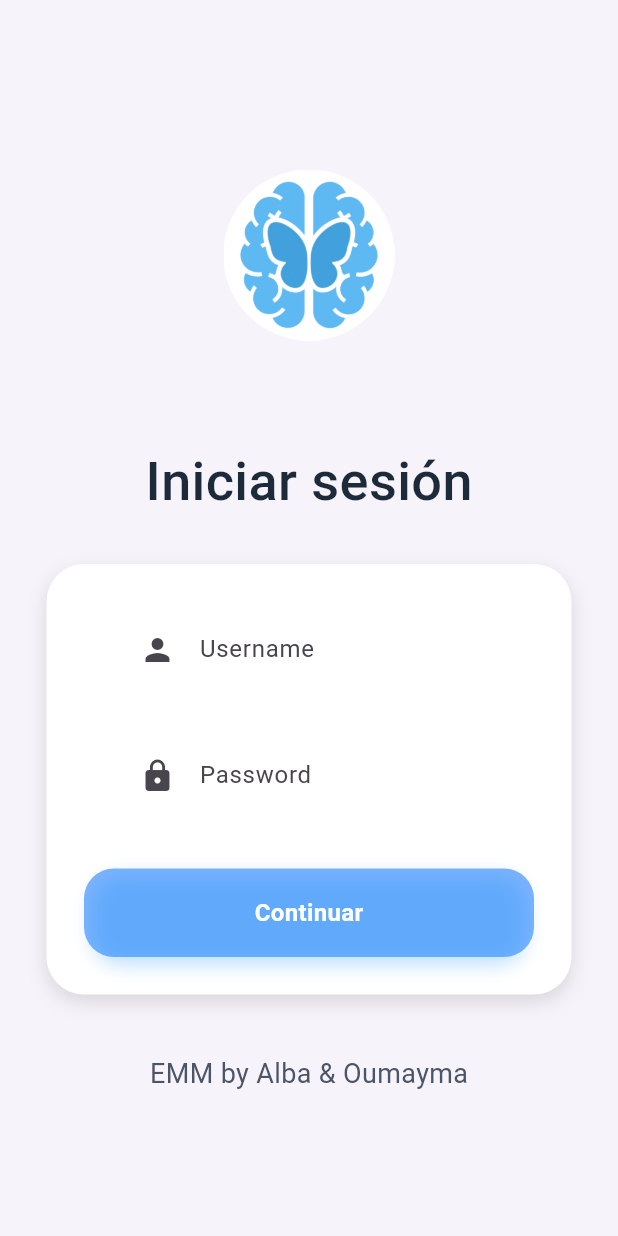
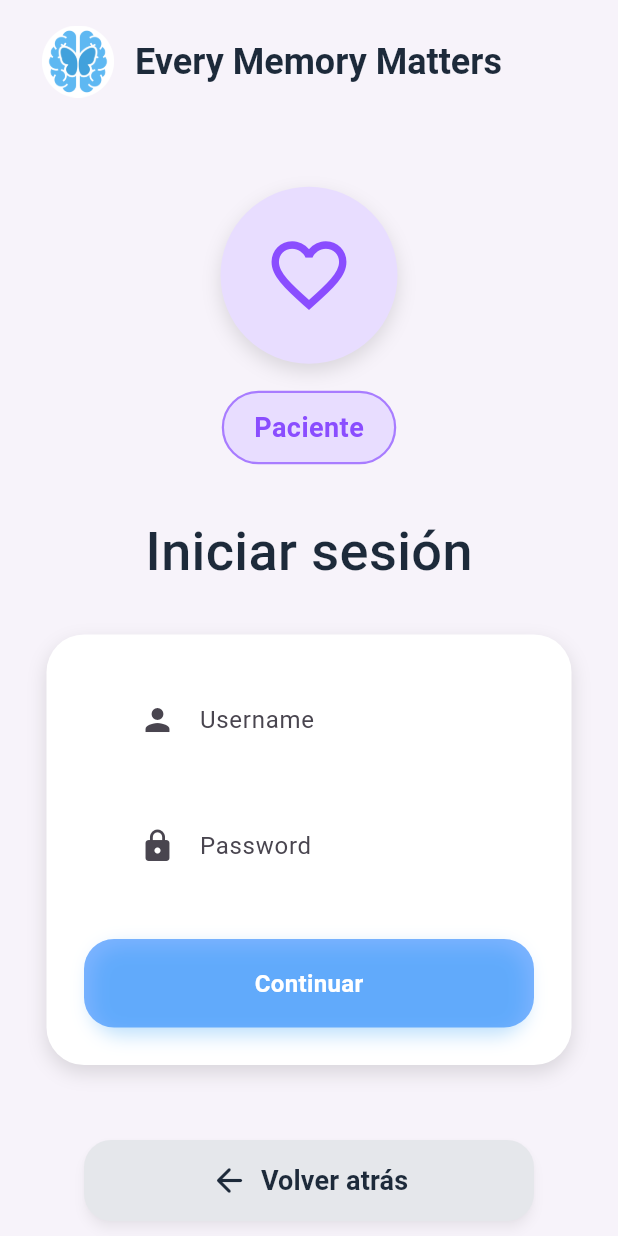
Before and after one commit to albaboo/emm-frontend, a Flutter app: the screen it shows after launch, after a tap on "Paciente", on a phone screen of 412 x 824 dp. Run offline on Flutter 3.47's test engine with Material 3 defaults, Android fonts, the phone set to English and light mode, and no system bars; our stand-ins replace dio, dropdown_search, shared_preferences.

Commit message:
feat(login): mejora UI con AppBar y cabecera por rol; corrige ancho dinámico en ImageWidget

```diff
--- a/lib/core/widgets/image.dart
+++ b/lib/core/widgets/image.dart
@@ -1,5 +1,5 @@
 import 'package:flutter/material.dart';
 
 Widget ImageWidget({String path = 'assets/image/family.png', double width = 100}) {
-  return Image.asset(path, width: 100);
+  return Image.asset(path, width: width);
 }
--- a/lib/features/login/login_screen.dart
+++ b/lib/features/login/login_screen.dart
@@ -40,6 +40,40 @@ class _LoginScreenState extends State<LoginScreen> {
   Widget build(BuildContext context) {
     return Scaffold(
       backgroundColor: const Color(0xFFF7F3FA),
+      appBar: AppBar(
+        backgroundColor: const Color(0xFFF7F3FA),
+        elevation: 0,
+        automaticallyImplyLeading: false,
+        centerTitle: false,
+        titleSpacing: 24,
+        toolbarHeight: 82,
+        title: Row(
+          mainAxisSize: MainAxisSize.min,
+          crossAxisAlignment: CrossAxisAlignment.center,
+          children: [
+            SizedBox(
+              width: 56,
+              height: 56,
+              child: Padding(
+                padding: const EdgeInsets.all(4),
+                child: ImageWidget(
+                  path: 'assets/icon/icon_desktop.png',
+                  width: 48,
+                ),
+              ),
+            ),
+            const SizedBox(width: 10),
+            const Text(
+              'Every Memory Matters',
+              style: TextStyle(
+                fontSize: 24,
+                fontWeight: FontWeight.w600,
+                color: Color(0xFF1D2A3A),
+              ),
+            ),
+          ],
+        ),
+      ),
       body: SafeArea(
         child: Center(
           child: SingleChildScrollView(
@@ -47,17 +81,9 @@ class _LoginScreenState extends State<LoginScreen> {
               padding: const EdgeInsets.symmetric(horizontal: 24),
               child: Column(
                 children: [
-                  SizedBox(
-                    width: 300,
-                    height: 150,
-                    child: Padding(
-                      padding: const EdgeInsets.all(18),
-                      child: ImageWidget(path: 'assets/icon/icon_desktop.png'),
-                    ),
-                  ),
-
-                  const SizedBox(height: 50),
-
+                  const SizedBox(height: 20),
+                  _buildRoleHeader(),
+                  const SizedBox(height: 20),
                   const Text(
                     'Iniciar sesión',
                     style: TextStyle(
@@ -66,9 +92,7 @@ class _LoginScreenState extends State<LoginScreen> {
                       color: Color(0xFF1D2A3A),
                     ),
                   ),
-
                   const SizedBox(height: 30),
-
                   Container(
                     padding: const EdgeInsets.all(25),
                     decoration: BoxDecoration(
@@ -100,7 +124,6 @@ class _LoginScreenState extends State<LoginScreen> {
                             icon: Icons.lock,
                           ),
                           const SizedBox(height: 30),
-
                           ButtonWidget(
                             text: 'Continuar',
                             onPressed: () async {
@@ -140,8 +163,8 @@ class _LoginScreenState extends State<LoginScreen> {
 
                                 if (context.mounted) {
                                   context.read<UserProvider>().setUser(
-                                    UserFactory.fromJson(result['user']),
-                                  );
+                                        UserFactory.fromJson(result['user']),
+                                      );
                                 }
 
                                 final user = context.read<UserProvider>().user;
@@ -159,11 +182,13 @@ class _LoginScreenState extends State<LoginScreen> {
                                 }
                               } on Error catch (e) {
                                 final data = e.toString();
-                                ScaffoldMessenger.of(
-                                  context,
-                                ).showSnackBar(SnackBar(content: Text(data)));
+                                ScaffoldMessenger.of(context).showSnackBar(
+                                  SnackBar(content: Text(data)),
+                                );
                               } finally {
-                                if (mounted) setState(() => isLoading = false);
+                                if (mounted) {
+                                  setState(() => isLoading = false);
+                                }
                               }
                             },
                           ),
@@ -171,12 +196,38 @@ class _LoginScreenState extends State<LoginScreen> {
                       ),
                     ),
                   ),
-
-                  const SizedBox(height: 40),
-
-                  const Text(
-                    'EMM by Alba & Oumayma',
-                    style: TextStyle(fontSize: 18, color: Color(0xFF4A5568)),
+                  const SizedBox(height: 50),
+                  SizedBox(
+                    width: 300,
+                    height: 54,
+                    child: ElevatedButton.icon(
+                      onPressed: () {
+                        if (Navigator.of(context).canPop()) {
+                          Navigator.of(context).pop();
+                        }
+                      },
+                      icon: const Icon(Icons.arrow_back_rounded, size: 26),
+                      label: const Text(
+                        'Volver atrás',
+                        style: TextStyle(
+                          fontSize: 18,
+                          fontWeight: FontWeight.w600,
+                        ),
+                      ),
+                      style: ElevatedButton.styleFrom(
+                        backgroundColor: const Color(0xFFE5E7EB),
+                        foregroundColor: const Color(0xFF1D2A3A),
+                        elevation: 3,
+                        shadowColor: Colors.black26,
+                        padding: const EdgeInsets.symmetric(
+                          horizontal: 18,
+                          vertical: 14,
+                        ),
+                        shape: RoundedRectangleBorder(
+                          borderRadius: BorderRadius.circular(18),
+                        ),
+                      ),
+                    ),
                   ),
                 ],
               ),
@@ -186,6 +237,111 @@ class _LoginScreenState extends State<LoginScreen> {
       ),
     );
   }
+
+  Widget _buildRoleHeader() {
+    final config = _roleConfig(widget.type);
+
+    return SizedBox(
+      width: 300,
+      height: 210,
+      child: Column(
+        mainAxisAlignment: MainAxisAlignment.center,
+        children: [
+          Container(
+            width: 118,
+            height: 118,
+            decoration: BoxDecoration(
+              color: config.background,
+              shape: BoxShape.circle,
+              boxShadow: const [
+                BoxShadow(
+                  color: Colors.black12,
+                  blurRadius: 10,
+                  offset: Offset(0, 5),
+                ),
+              ],
+            ),
+            child: Icon(
+              config.icon,
+              size: 60,
+              color: config.iconColor,
+            ),
+          ),
+          const SizedBox(height: 18),
+          Container(
+            padding: const EdgeInsets.symmetric(horizontal: 20, vertical: 10),
+            decoration: BoxDecoration(
+              color: config.background,
+              borderRadius: BorderRadius.circular(999),
+              border: Border.all(color: config.borderColor, width: 1.5),
+            ),
+            child: Text(
+              config.label,
+              style: TextStyle(
+                fontSize: 18,
+                fontWeight: FontWeight.w600,
+                color: config.iconColor,
+                letterSpacing: 0.3,
+              ),
+            ),
+          ),
+        ],
+      ),
+    );
+  }
+
+  _RoleHeaderConfig _roleConfig(UserType type) {
+    switch (type) {
+      case UserType.patient:
+        return const _RoleHeaderConfig(
+          label: 'Paciente',
+          icon: Icons.favorite_border,
+          iconColor: Color(0xFF8A4DFF),
+          background: Color(0xFFE8DDFF),
+          borderColor: Color(0xFFA87CFF),
+        );
+      case UserType.carer:
+        return const _RoleHeaderConfig(
+          label: 'Cuidador',
+          icon: Icons.diversity_1,
+          iconColor: Color(0xFF2E9E57),
+          background: Color(0xFFD9F7E4),
+          borderColor: Color(0xFF63D98A),
+        );
+      case UserType.medical:
+        return const _RoleHeaderConfig(
+          label: 'Médico',
+          icon: Icons.medical_services,
+          iconColor: Color.fromARGB(255, 176, 39, 48),
+          background: Color(0xFFF0E2FF),
+          borderColor: Color.fromARGB(255, 222, 145, 145),
+        );
+      case UserType.admin:
+        return const _RoleHeaderConfig(
+          label: 'Admin',
+          icon: Icons.apartment,
+          iconColor: Color(0xFF009BB8),
+          background: Color(0xFFDDF6FB),
+          borderColor: Color(0xFF48D3F2),
+        );
+    }
+  }
+}
+
+class _RoleHeaderConfig {
+  final String label;
+  final IconData icon;
+  final Color iconColor;
+  final Color background;
+  final Color borderColor;
+
+  const _RoleHeaderConfig({
+    required this.label,
+    required this.icon,
+    required this.iconColor,
+    required this.background,
+    required this.borderColor,
+  });
 }
 
 Widget _getHomeScreen(UserType type) {
```
